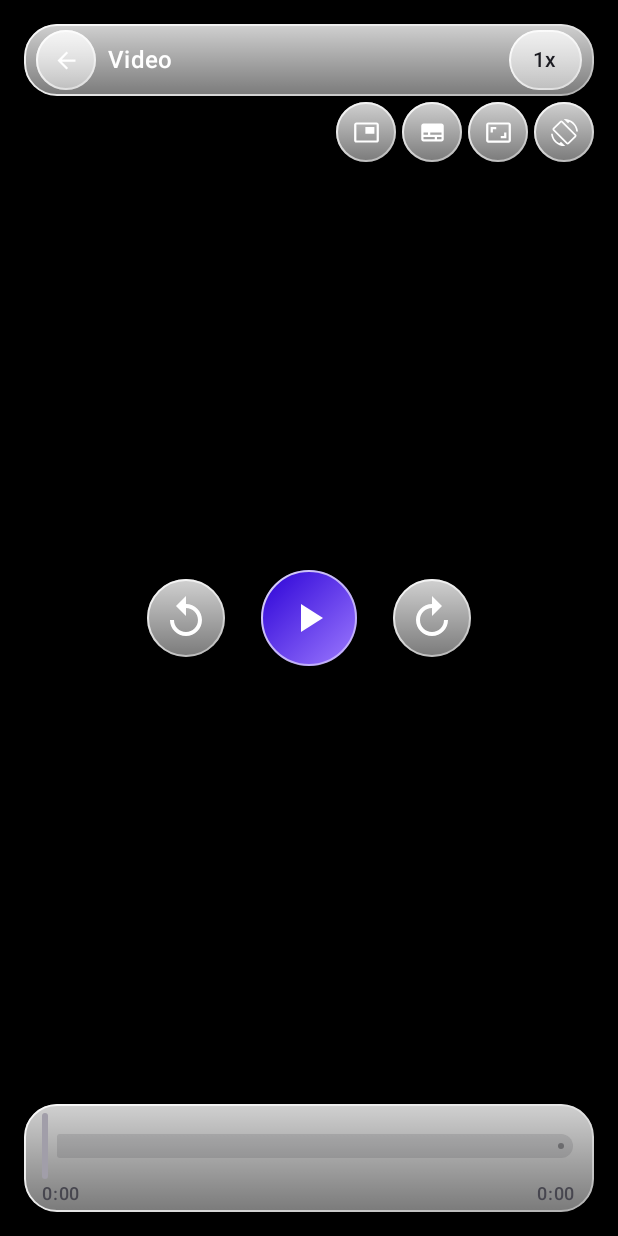
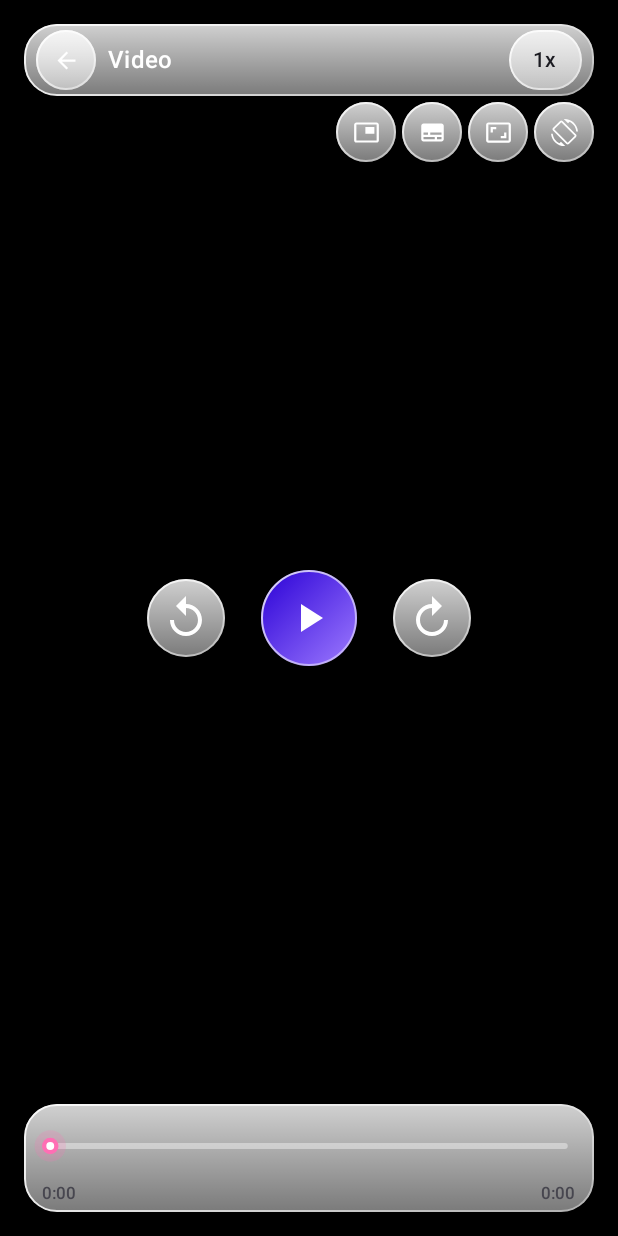
Before and after one commit to FOLISOLOMON/Soniq, an Android app built with Jetpack Compose: the VideoPlayer screen opened through its navigation route, on a phone screen of 412 x 824 dp. Run offline under Robolectric (Android 15) with nearby library versions, the phone set to English and light mode, and no system bars; our stand-ins replace Dagger/Hilt's generated code; libraries missing offline, so code that uses them is left out: androidx.media3.ui; 4 statements that could not run were skipped.

Commit message:
fix(player): refine Now Playing slim scrubber and delicate typography

```diff
--- a/app/src/main/kotlin/com/soniq/player/feature/player/NowPlayingScreen.kt
+++ b/app/src/main/kotlin/com/soniq/player/feature/player/NowPlayingScreen.kt
@@ -1,8 +1,11 @@
 package com.soniq.player.feature.player
 
+import androidx.compose.foundation.Canvas
 import androidx.compose.foundation.background
 import androidx.compose.foundation.border
 import androidx.compose.foundation.clickable
+import androidx.compose.foundation.gestures.detectHorizontalDragGestures
+import androidx.compose.foundation.gestures.detectTapGestures
 import androidx.compose.foundation.layout.Arrangement
 import androidx.compose.foundation.layout.Box
 import androidx.compose.foundation.layout.Column
@@ -26,26 +29,32 @@ import androidx.compose.material3.ExperimentalMaterial3Api
 import androidx.compose.material3.Icon
 import androidx.compose.material3.IconButton
 import androidx.compose.material3.MaterialTheme
-import androidx.compose.material3.ModalBottomSheet
-import androidx.compose.material3.Slider
-import androidx.compose.material3.SliderDefaults
 import androidx.compose.material3.Text
 import androidx.compose.runtime.Composable
 import androidx.compose.runtime.getValue
 import androidx.compose.runtime.mutableFloatStateOf
 import androidx.compose.runtime.mutableStateOf
 import androidx.compose.runtime.remember
+import androidx.compose.runtime.rememberUpdatedState
 import androidx.compose.runtime.setValue
 import androidx.compose.ui.Alignment
 import androidx.compose.ui.Modifier
 import androidx.compose.ui.draw.clip
+import androidx.compose.ui.geometry.CornerRadius
+import androidx.compose.ui.geometry.Offset
+import androidx.compose.ui.geometry.Size
 import androidx.compose.ui.graphics.Brush
 import androidx.compose.ui.graphics.Color
+import androidx.compose.ui.input.pointer.pointerInput
 import androidx.compose.ui.layout.ContentScale
+import androidx.compose.ui.platform.testTag
 import androidx.compose.ui.res.painterResource
 import androidx.compose.ui.res.stringResource
+import androidx.compose.ui.semantics.ProgressBarRangeInfo
 import androidx.compose.ui.semantics.heading
+import androidx.compose.ui.semantics.progressBarRangeInfo
 import androidx.compose.ui.semantics.semantics
+import androidx.compose.ui.semantics.setProgress
 import androidx.compose.ui.text.font.FontWeight
 import androidx.compose.ui.text.style.TextAlign
 import androidx.compose.ui.text.style.TextOverflow
@@ -129,7 +138,7 @@ fun NowPlayingScreen(
                 ) {
                     Text(
                         text = stringResource(R.string.player_now_playing),
-                        style = MaterialTheme.typography.titleMedium.copy(fontWeight = FontWeight.SemiBold),
+                        style = MaterialTheme.typography.titleSmall.copy(fontWeight = FontWeight.SemiBold),
                         color = MaterialTheme.colorScheme.onBackground,
                         maxLines = 1,
                     )
@@ -548,14 +557,14 @@ private fun CompactAudioPlayerBody(
             ) {
                 Text(
                     text = playbackState.title ?: stringResource(R.string.player_now_playing),
-                    style = MaterialTheme.typography.titleLarge,
+                    style = MaterialTheme.typography.titleMedium.copy(fontWeight = FontWeight.SemiBold),
                     maxLines = 2,
                     overflow = TextOverflow.Ellipsis,
                 )
                 if (!playbackState.subtitle.isNullOrBlank()) {
                     Text(
                         text = playbackState.subtitle,
-                        style = MaterialTheme.typography.bodyMedium,
+                        style = MaterialTheme.typography.bodySmall,
                         color = MaterialTheme.colorScheme.onSurfaceVariant,
                         maxLines = 1,
                         overflow = TextOverflow.Ellipsis,
@@ -607,7 +616,7 @@ private fun PlayerTitleAndFavoriteRow(
         Column(modifier = Modifier.weight(1f)) {
             Text(
                 text = title ?: stringResource(R.string.player_now_playing),
-                style = MaterialTheme.typography.headlineSmall.copy(fontWeight = FontWeight.Bold),
+                style = MaterialTheme.typography.titleLarge.copy(fontWeight = FontWeight.SemiBold),
                 color = MaterialTheme.colorScheme.onBackground,
                 maxLines = 1,
                 overflow = TextOverflow.Ellipsis,
@@ -615,7 +624,7 @@ private fun PlayerTitleAndFavoriteRow(
             if (!subtitle.isNullOrBlank()) {
                 Text(
                     text = subtitle,
-                    style = MaterialTheme.typography.bodyLarge,
+                    style = MaterialTheme.typography.bodyMedium,
                     color = MaterialTheme.colorScheme.onSurfaceVariant,
                     maxLines = 1,
                     overflow = TextOverflow.Ellipsis,
@@ -705,38 +714,126 @@ internal fun PlaybackScrubber(
         clampedPosition
     }
     val glass = SoniqTheme.glass
+    val enabled = safeDuration > 0L
+    val currentOnSeekTo by rememberUpdatedState(onSeekTo)
+    val trackHeightDp = 4.dp
+    val handleRadiusDp = if (isDragging) 7.dp else 5.5.dp
+    val fraction = currentFraction.coerceIn(0f, 1f)
 
     Column(modifier = modifier.fillMaxWidth()) {
-        Slider(
-            value = currentFraction.coerceIn(0f, 1f),
-            onValueChange = { value ->
+        // 48dp invisible interaction container around a delicate 4dp rounded track + small circular handle
+        Box(
+            contentAlignment = Alignment.Center,
+            modifier = Modifier
+                .fillMaxWidth()
+                .height(48.dp)
+                .testTag("playback_scrubber")
+                .semantics {
+                    progressBarRangeInfo = ProgressBarRangeInfo(
+                        current = fraction,
+                        range = 0f..1f,
+                    )
+                    if (enabled) {
+                        setProgress { targetFraction ->
+                            val clamped = targetFraction.coerceIn(0f, 1f)
+                            currentOnSeekTo((clamped * safeDuration).toLong())
+                            true
+                        }
+                    }
+                }
+                .pointerInput(enabled, safeDuration) {
+                    if (!enabled) return@pointerInput
+                    detectTapGestures { offset ->
+                        val w = size.width.toFloat().coerceAtLeast(1f)
+                        val tapped = (offset.x / w).coerceIn(0f, 1f)
+                        currentOnSeekTo((tapped * safeDuration).toLong())
+                    }
+                }
+                .pointerInput(enabled, safeDuration) {
+                    if (!enabled) return@pointerInput
+                    detectHorizontalDragGestures(
+                        onDragStart = { startOffset ->
                             isDragging = true
-                dragFraction = value
+                            val w = size.width.toFloat().coerceAtLeast(1f)
+                            dragFraction = (startOffset.x / w).coerceIn(0f, 1f)
                         },
-            onValueChangeFinished = {
+                        onHorizontalDrag = { change, _ ->
+                            change.consume()
+                            val w = size.width.toFloat().coerceAtLeast(1f)
+                            dragFraction = (change.position.x / w).coerceIn(0f, 1f)
+                        },
+                        onDragEnd = {
                             val target = (dragFraction * safeDuration).toLong()
                             isDragging = false
-                onSeekTo(target)
+                            currentOnSeekTo(target)
                         },
-            enabled = safeDuration > 0L,
-            colors = SliderDefaults.colors(
-                thumbColor = glass.scrubberStart,
-                activeTrackColor = glass.scrubberStart,
-                inactiveTrackColor = glass.borderSubtle,
+                        onDragCancel = { isDragging = false },
+                    )
+                },
+        ) {
+            Canvas(modifier = Modifier.fillMaxSize()) {
+                val trackH = trackHeightDp.toPx()
+                val radius = trackH / 2f
+                val handleR = handleRadiusDp.toPx()
+                val padX = handleR
+                val usableW = (size.width - padX * 2f).coerceAtLeast(1f)
+                val centerY = size.height / 2f
+                val trackTop = centerY - trackH / 2f
+                val activeW = usableW * fraction
+
+                // Inactive slim rounded track
+                drawRoundRect(
+                    color = glass.borderSubtle,
+                    topLeft = Offset(padX, trackTop),
+                    size = Size(usableW, trackH),
+                    cornerRadius = CornerRadius(radius, radius),
+                )
+
+                // Pink-to-cyan gradient active track
+                if (activeW > 0f) {
+                    drawRoundRect(
+                        brush = Brush.horizontalGradient(
+                            colors = listOf(glass.scrubberStart, glass.scrubberEnd),
+                            startX = padX,
+                            endX = padX + usableW,
                         ),
+                        topLeft = Offset(padX, trackTop),
+                        size = Size(activeW, trackH),
+                        cornerRadius = CornerRadius(radius, radius),
                     )
+                }
+
+                // Small circular indicator handle (replaces oversized vertical bar)
+                val handleCenter = Offset(padX + activeW, centerY)
+                drawCircle(
+                    color = glass.scrubberStart.copy(alpha = if (isDragging) 0.34f else 0.20f),
+                    radius = handleR * 1.9f,
+                    center = handleCenter,
+                )
+                drawCircle(
+                    color = glass.scrubberStart,
+                    radius = handleR,
+                    center = handleCenter,
+                )
+                drawCircle(
+                    color = Color.White,
+                    radius = handleR * 0.48f,
+                    center = handleCenter,
+                )
+            }
+        }
         Row(
             modifier = Modifier.fillMaxWidth(),
             horizontalArrangement = Arrangement.SpaceBetween,
         ) {
             Text(
                 text = MediaFormatters.formatDuration(displayedPositionMs),
-                style = MaterialTheme.typography.labelMedium,
+                style = MaterialTheme.typography.labelSmall,
                 color = MaterialTheme.colorScheme.onSurfaceVariant,
             )
             Text(
                 text = MediaFormatters.formatDuration(safeDuration),
-                style = MaterialTheme.typography.labelMedium,
+                style = MaterialTheme.typography.labelSmall,
                 color = MaterialTheme.colorScheme.onSurfaceVariant,
             )
         }
```
Also changed, not shown: 1 other file. Lines whose indentation alone changed are shown as unchanged.
